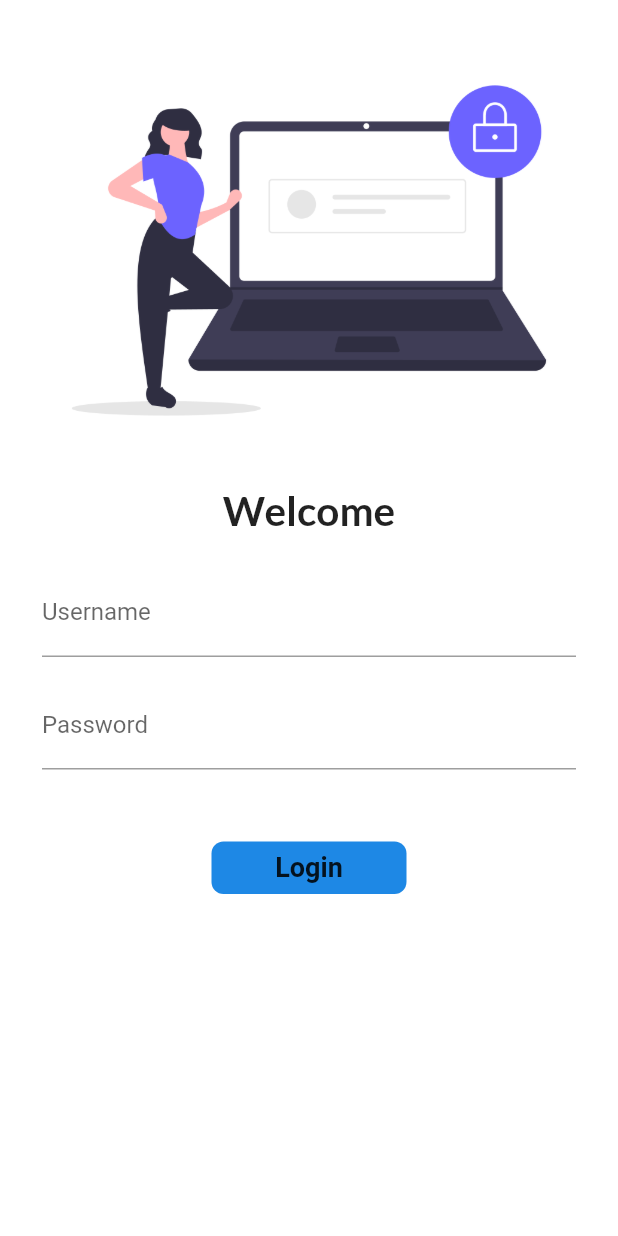
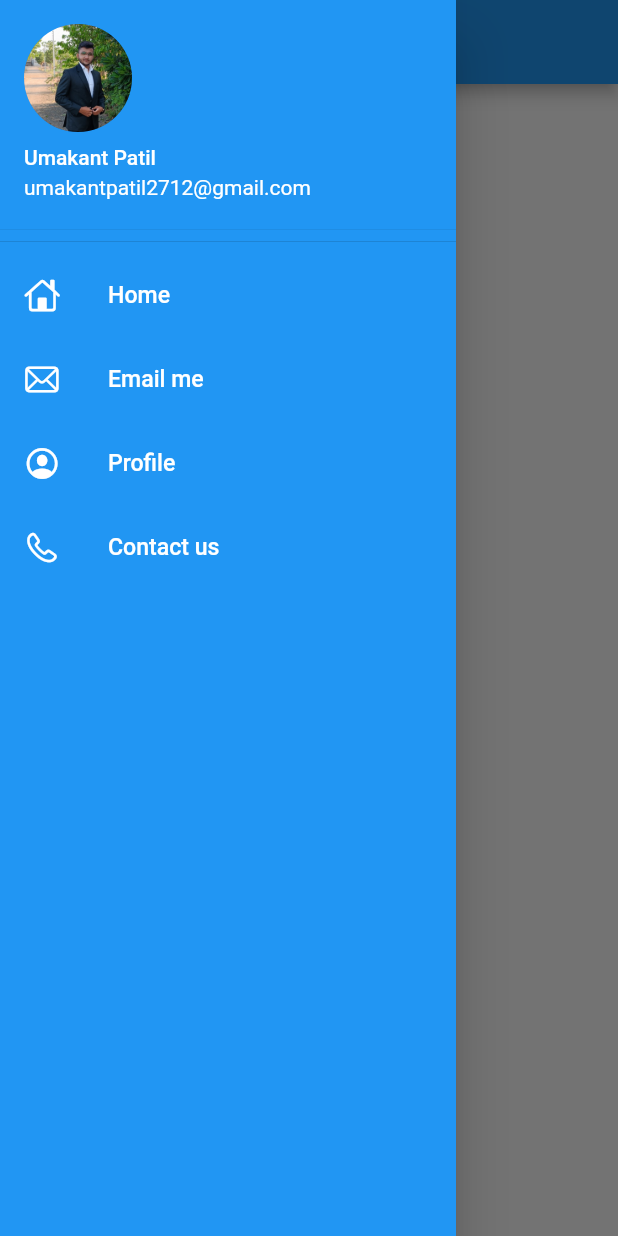
Before and after one commit to UMAKANTPATIL1/catalog_app, a Flutter app: the screen it shows after launch, with the side drawer open (before the commit the screen has no drawer), on a phone screen of 412 x 824 dp. Run offline on Flutter 3.47's test engine with Material 2 defaults, Android fonts, the phone set to English and light mode, and no system bars; our stand-ins replace google_fonts; missing offline and left inert: dart:ffi.

Commit message:
Day_7 Commit

```diff
--- /dev/null
+++ b/lib/drawer/drawer.dart
@@ -0,0 +1,66 @@
+import 'package:flutter/cupertino.dart';
+import 'package:flutter/material.dart';
+class MyDrawer extends StatelessWidget {
+  const MyDrawer({super.key});
+
+  @override
+  Widget build(BuildContext context) {
+    final imageUrl="https://photos.app.goo.gl/8Bk8UAYEkWX28iLHA";
+    return Drawer(
+      child: Container(
+
+        child: Container(
+          color: Colors.blue,
+          child: ListView(
+            children: [
+
+              DrawerHeader(
+                padding: EdgeInsets.zero,
+
+                child: UserAccountsDrawerHeader(
+
+                   accountName: Text("Umakant Patil"),
+                  accountEmail: Text("umakantpatil2712@gmail.com"),
+                  currentAccountPicture: CircleAvatar(
+
+                    backgroundImage: AssetImage("assets/images/image.jpg"),
+
+
+                  ),
+                ),
+              ),
+              ListTile(
+                leading: Icon(CupertinoIcons.home,color: Colors.white,),
+                title: Text("Home",textScaleFactor: 1.1,style: TextStyle(
+                  color: Colors.white,
+                ),
+                ),
+              ),
+              ListTile(
+                leading: Icon(CupertinoIcons.mail,color: Colors.white,),
+                title: Text("Email me",textScaleFactor: 1.1,style: TextStyle(
+                  color: Colors.white,
+                ),
+                ),
+              ),
+              ListTile(
+                leading: Icon(CupertinoIcons.profile_circled,color: Colors.white,),
+                title: Text("Profile",textScaleFactor: 1.1,style: TextStyle(
+                  color: Colors.white,
+                ),
+                ),
+              ),
+              ListTile(
+                leading: Icon(CupertinoIcons.phone,color: Colors.white,),
+                title: Text("Contact us",textScaleFactor: 1.1,style: TextStyle(
+                  color: Colors.white,
+                ),
+                ),
+              ),
+            ],
+          ),
+        ),
+      ),
+    );
+  }
+}
--- a/lib/main.dart
+++ b/lib/main.dart
@@ -18,7 +18,7 @@ class MyApp extends StatelessWidget {
 
       darkTheme: ThemeData(brightness: Brightness.light,
           fontFamily: GoogleFonts.lato().fontFamily),//Dark and light theme
-          initialRoute: "/login",
+          initialRoute: MyRoutes.homeButton,
       routes: {
         MyRoutes.homeButton: (context)=>HomePage(),
         MyRoutes.loginButton:(context)=>LoginPage(),
--- a/lib/pages/home_page.dart
+++ b/lib/pages/home_page.dart
@@ -1,4 +1,5 @@
 import 'package:flutter/material.dart';
+import '../drawer/drawer.dart';
 import 'login_page.dart';
 
 class HomePage extends StatelessWidget {
@@ -10,12 +11,8 @@ class HomePage extends StatelessWidget {
       appBar: AppBar(
         title: Text("First App"),
       ),
-      drawer: Drawer(),
-      body:Center(
-        child: Container(
-          child: Text("welcome to $day of Flutter $name "),
-        ),
-      ),
+      drawer: MyDrawer(),
+
 
     );
   }
```
Also changed, not shown: lib/pages/login_page.dart (+44 -8 lines), assets/images/image.jpg (added), 1 other file.
